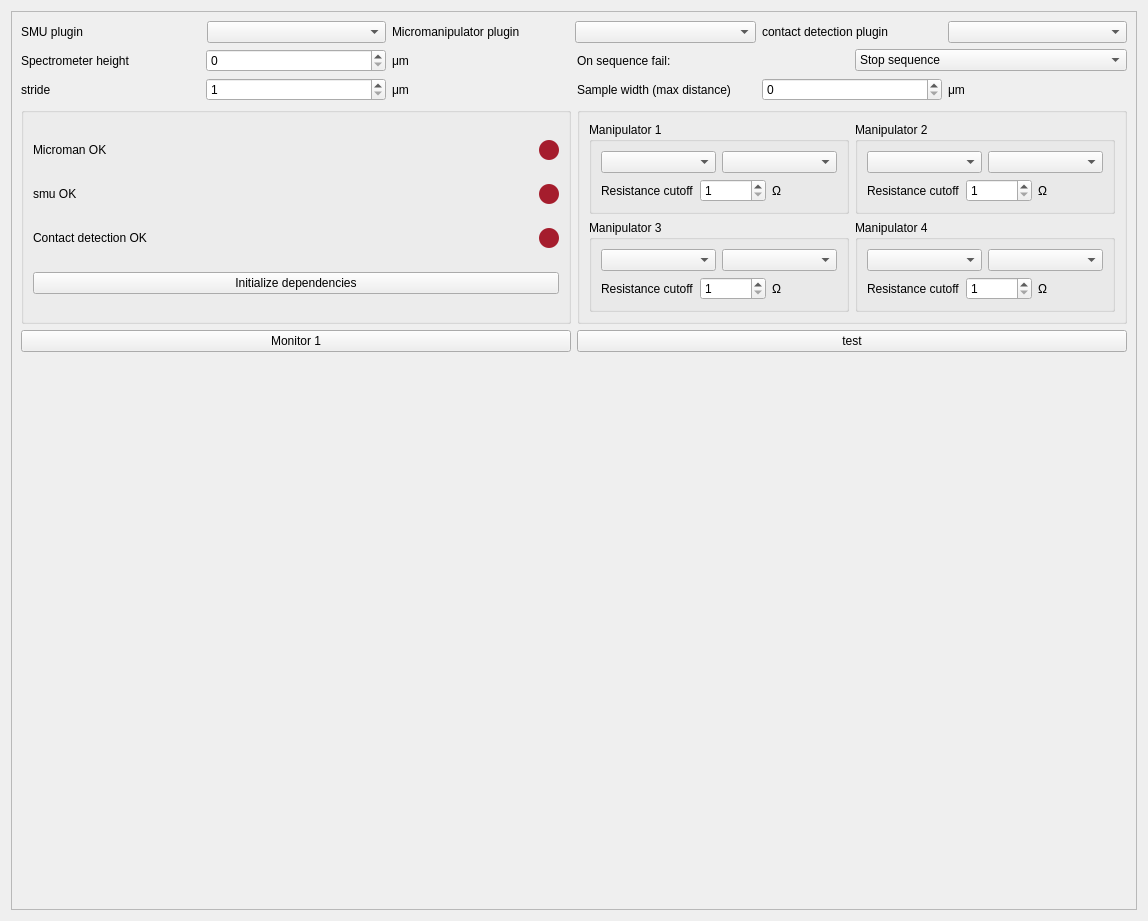
The window that plugins/touchDetect-0.1.0/touchDetect_Settings.ui (pyIVLS/pyIVLS) describes before a commit, drawn with Qt 5.
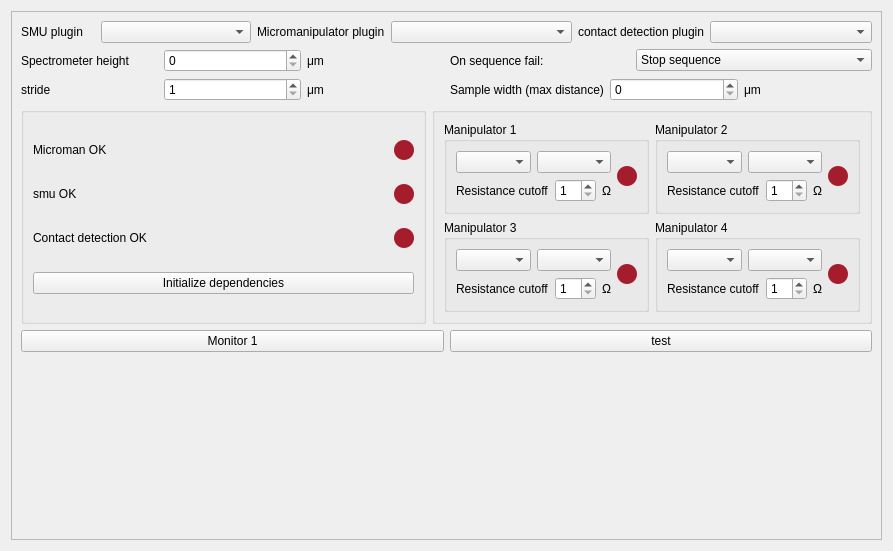
The same window after the commit.

Commit message: Added indicators for each individual manipulator in the touchDetect GUI

```diff
--- a/plugins/touchDetect-0.1.0/touchDetect_Settings.ui
+++ b/plugins/touchDetect-0.1.0/touchDetect_Settings.ui
@@ -6,8 +6,8 @@
    <rect>
     <x>0</x>
     <y>0</y>
-    <width>1148</width>
-    <height>921</height>
+    <width>893</width>
+    <height>551</height>
    </rect>
   </property>
   <property name="sizePolicy">
@@ -30,8 +30,8 @@
        <rect>
         <x>0</x>
         <y>0</y>
-        <width>1128</width>
-        <height>901</height>
+        <width>879</width>
+        <height>537</height>
        </rect>
       </property>
       <layout class="QVBoxLayout" name="verticalLayout_6">
@@ -326,6 +326,8 @@
               <property name="title">
                <string>Manipulator 1</string>
               </property>
+              <layout class="QHBoxLayout" name="horizontalLayout_8">
+               <item>
               <layout class="QVBoxLayout" name="verticalLayout">
                <item>
                 <layout class="QHBoxLayout" name="horizontalLayout_2">
@@ -366,6 +368,27 @@
                 </layout>
                </item>
               </layout>
+               </item>
+               <item>
+                <widget class="QLabel" name="manindicator_1">
+                 <property name="maximumSize">
+                  <size>
+                   <width>20</width>
+                   <height>20</height>
+                  </size>
+                 </property>
+                 <property name="styleSheet">
+                  <string notr="true">border-radius: 10px;
+background-color:rgb(165, 29, 45);
+min-height: 20px;
+min-width: 20px;</string>
+                 </property>
+                 <property name="text">
+                  <string/>
+                 </property>
+                </widget>
+               </item>
+              </layout>
              </widget>
             </item>
             <item row="0" column="2">
@@ -373,7 +396,9 @@
               <property name="title">
                <string>Manipulator 2</string>
               </property>
-              <layout class="QVBoxLayout" name="verticalLayout_2">
+              <layout class="QHBoxLayout" name="horizontalLayout_16">
+               <item>
+                <layout class="QVBoxLayout" name="verticalLayout_4">
                <item>
                 <layout class="QHBoxLayout" name="horizontalLayout_3">
                  <item>
@@ -385,7 +410,7 @@
                 </layout>
                </item>
                <item>
-                <layout class="QHBoxLayout" name="horizontalLayout_8">
+                  <layout class="QHBoxLayout" name="horizontalLayout_15">
                  <item>
                   <widget class="QLabel" name="label_12">
                    <property name="text">
@@ -413,6 +438,27 @@
                 </layout>
                </item>
               </layout>
+               </item>
+               <item>
+                <widget class="QLabel" name="manindicator_2">
+                 <property name="maximumSize">
+                  <size>
+                   <width>20</width>
+                   <height>20</height>
+                  </size>
+                 </property>
+                 <property name="styleSheet">
+                  <string notr="true">border-radius: 10px;
+background-color:rgb(165, 29, 45);
+min-height: 20px;
+min-width: 20px;</string>
+                 </property>
+                 <property name="text">
+                  <string/>
+                 </property>
+                </widget>
+               </item>
+              </layout>
              </widget>
             </item>
             <item row="1" column="2">
@@ -420,7 +466,9 @@
               <property name="title">
                <string>Manipulator 4</string>
               </property>
-              <layout class="QVBoxLayout" name="verticalLayout_4">
+              <layout class="QHBoxLayout" name="horizontalLayout_14">
+               <item>
+                <layout class="QVBoxLayout" name="verticalLayout_3">
                <item>
                 <layout class="QHBoxLayout" name="horizontalLayout_5">
                  <item>
@@ -432,7 +480,7 @@
                 </layout>
                </item>
                <item>
-                <layout class="QHBoxLayout" name="horizontalLayout_10">
+                  <layout class="QHBoxLayout" name="horizontalLayout_13">
                  <item>
                   <widget class="QLabel" name="label_16">
                    <property name="text">
@@ -460,6 +508,27 @@
                 </layout>
                </item>
               </layout>
+               </item>
+               <item>
+                <widget class="QLabel" name="manindicator_4">
+                 <property name="maximumSize">
+                  <size>
+                   <width>20</width>
+                   <height>20</height>
+                  </size>
+                 </property>
+                 <property name="styleSheet">
+                  <string notr="true">border-radius: 10px;
+background-color:rgb(165, 29, 45);
+min-height: 20px;
+min-width: 20px;</string>
+                 </property>
+                 <property name="text">
+                  <string/>
+                 </property>
+                </widget>
+               </item>
+              </layout>
              </widget>
             </item>
             <item row="1" column="1">
@@ -467,7 +536,9 @@
               <property name="title">
                <string>Manipulator 3</string>
               </property>
-              <layout class="QVBoxLayout" name="verticalLayout_3">
+              <layout class="QHBoxLayout" name="horizontalLayout_10">
+               <item>
+                <layout class="QVBoxLayout" name="verticalLayout_2">
                <item>
                 <layout class="QHBoxLayout" name="horizontalLayout_4">
                  <item>
@@ -507,6 +578,27 @@
                 </layout>
                </item>
               </layout>
+               </item>
+               <item>
+                <widget class="QLabel" name="manindicator_3">
+                 <property name="maximumSize">
+                  <size>
+                   <width>20</width>
+                   <height>20</height>
+                  </size>
+                 </property>
+                 <property name="styleSheet">
+                  <string notr="true">border-radius: 10px;
+background-color:rgb(165, 29, 45);
+min-height: 20px;
+min-width: 20px;</string>
+                 </property>
+                 <property name="text">
+                  <string/>
+                 </property>
+                </widget>
+               </item>
+              </layout>
              </widget>
             </item>
            </layout>
@@ -534,6 +626,9 @@
        </item>
        <item>
         <spacer name="verticalSpacer">
+         <property name="orientation">
+          <enum>Qt::Vertical</enum>
+         </property>
          <property name="sizeHint" stdset="0">
           <size>
            <width>20</width>
```
Left out of the diff: 6 changed lines with no effect on the pictures. Lines whose indentation alone changed are shown as unchanged. The commit also changes 3 other files.
